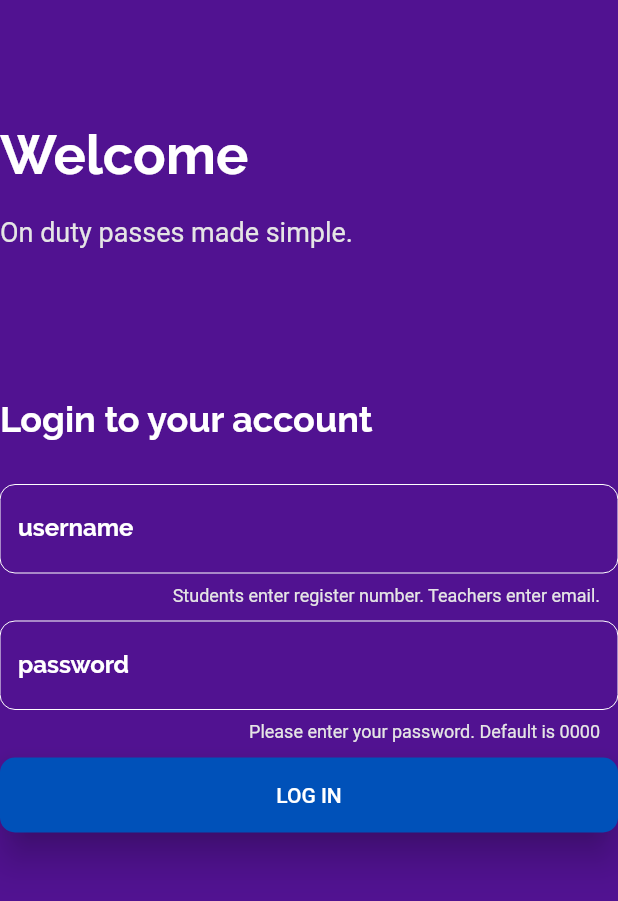
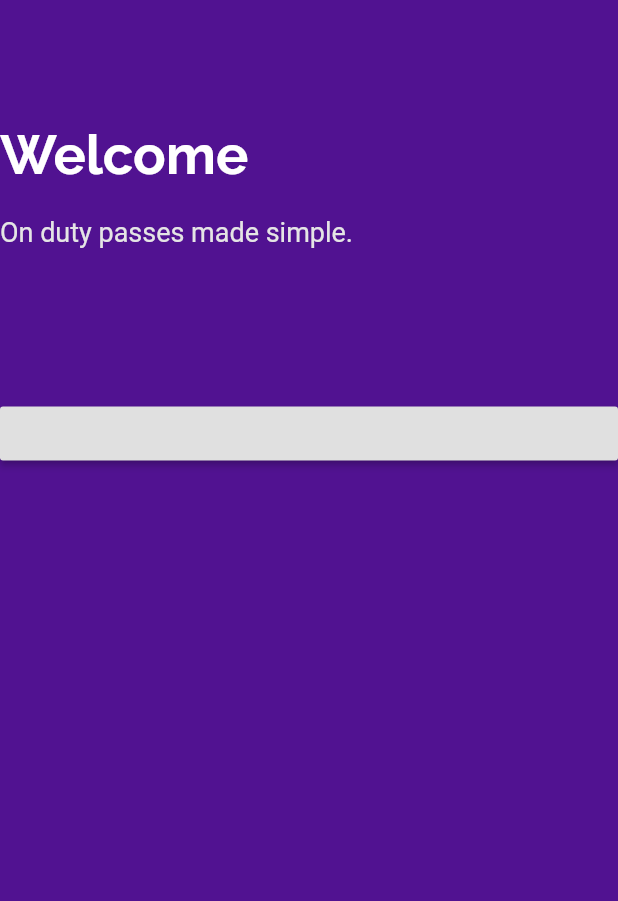
Before and after one commit to vineeshvk/Od-register, a Flutter app: the screen it shows after launch, on a phone screen of 412 x 824 dp. Shown: the top 901 px of the screen. Run offline on Flutter 3.47's test engine with Material 2 defaults, Android fonts, the phone set to English and light mode, and no system bars.

Commit message:
login screen improved

```diff
--- a/lib/src/screens/auth/auth_screen.dart
+++ b/lib/src/screens/auth/auth_screen.dart
@@ -2,13 +2,68 @@ import 'package:flutter/material.dart';
 import 'package:od_register/src/colors/colors.dart';
 import 'package:od_register/src/screens/bloc/auth_bloc.dart';
 
-class AuthScreen extends StatelessWidget {
+class AuthScreen extends StatefulWidget {
+  @override
+  _AuthScreenState createState() => _AuthScreenState();
+}
+
+class _AuthScreenState extends State<AuthScreen> {
+  final _scaffoldkey = new GlobalKey<ScaffoldState>();
+  VoidCallback _show;
+
+  @override
+  void initState() {
+    // TODO: implement initState
+    super.initState();
+    _show = _showBottomsheet;
+  }
+
+  void _showBottomsheet() {
+    setState(() {
+      _show = null;
+    });
+
+    _scaffoldkey.currentState
+        .showBottomSheet((context) {
+          return Container(
+              height: MediaQuery.of(context).size.height / 2,
+              child: ListView(
+                children: <Widget>[
+                  _loginText(),
+                  Container(margin: EdgeInsets.only(top: 30)),
+                  _usernameTextField(),
+                  Container(margin: EdgeInsets.only(top: 10)),
+                  _userpasswordField(),
+                  Container(margin: EdgeInsets.only(top: 10)),
+                  _loginButton()
+                  // RaisedButton(
+                  //   onPressed: () {
+                  //     modal.mainBottomSheet(context);
+                  //   },
+                  // )
+                  //modal.mainBottomSheet(context)
+                ],
+              ));
+        })
+        .closed
+        .whenComplete(() {
+          if (mounted) {
+            setState(() {
+              _show = _showBottomsheet;
+            });
+          }
+        });
+  }
+
   @override
   Widget build(BuildContext context) {
-    return Scaffold(backgroundColor: PRIMARY_COLOR, body: _bodyContent());
+    return Scaffold(
+        key: _scaffoldkey,
+        backgroundColor: PRIMARY_COLOR,
+        body: _bodyContent(context));
   }
 
-  Widget _bodyContent() {
+  Widget _bodyContent(BuildContext context) {
     return Container(
         child: ListView(
       children: <Widget>[
@@ -17,13 +72,15 @@ class AuthScreen extends StatelessWidget {
         Container(margin: EdgeInsets.only(top: 20)),
         _descpText(),
         Container(margin: EdgeInsets.only(top: 100)),
-        _loginText(),
-        Container(margin: EdgeInsets.only(top: 30)),
-        _usernameTextField(),
-        Container(margin: EdgeInsets.only(top: 10)),
-        _userpasswordField(),
-        Container(margin: EdgeInsets.only(top: 10)),
-        _loginButton()
+        RaisedButton(
+          onPressed: _show,
+        )
+        // RaisedButton(
+        //   onPressed: () {
+        //     modal.mainBottomSheet(context);
+        //   },
+        // )
+        //modal.mainBottomSheet(context)
       ],
     ));
   }
@@ -45,20 +102,21 @@ class AuthScreen extends StatelessWidget {
   Widget _loginText() {
     return Text(
       "Login to your account",
-      style: TextStyle(fontFamily: 'Raleway', fontSize: 24, color: WHITE_COLOR),
+      style:
+          TextStyle(fontFamily: 'Raleway', fontSize: 24, color: Colors.black),
     );
   }
 
   Widget _usernameTextField() {
     return TextField(
-        style: TextStyle(fontFamily: 'Raleway', color: WHITE_COLOR),
+        style: TextStyle(fontFamily: 'Raleway', color: Colors.black),
         onChanged: authBloc.onChangeEmail,
         decoration: InputDecoration(
           counterText: "Students enter register number. Teachers enter email.",
           counterStyle: TextStyle(color: GREY_COLOR),
           labelText: "username",
           labelStyle: TextStyle(
-              fontFamily: 'Raleway', fontSize: 16, color: WHITE_COLOR),
+              fontFamily: 'Raleway', fontSize: 16, color: Colors.black),
           focusedBorder: _border(),
           hasFloatingPlaceholder: true,
           enabledBorder: _border(),
@@ -67,21 +125,21 @@ class AuthScreen extends StatelessWidget {
 
   OutlineInputBorder _border() {
     return OutlineInputBorder(
-        borderSide: BorderSide(color: WHITE_COLOR, width: 0),
+        borderSide: BorderSide(color: Colors.black, width: 0),
         borderRadius: BorderRadius.all(Radius.circular(10.0)));
   }
 
   Widget _userpasswordField() {
     return TextField(
       obscureText: true,
-      style: TextStyle(fontFamily: 'Raleway', color: WHITE_COLOR),
+      style: TextStyle(fontFamily: 'Raleway', color: Colors.black),
       onChanged: authBloc.onChangePassword,
       decoration: InputDecoration(
         counterText: "Please enter your password. Default is 0000",
         counterStyle: TextStyle(color: GREY_COLOR),
         labelText: "password",
         labelStyle:
-            TextStyle(fontFamily: 'Raleway', fontSize: 16, color: WHITE_COLOR),
+            TextStyle(fontFamily: 'Raleway', fontSize: 16, color: Colors.black),
         focusedBorder: _border(),
         hasFloatingPlaceholder: true,
         enabledBorder: _border(),
```
